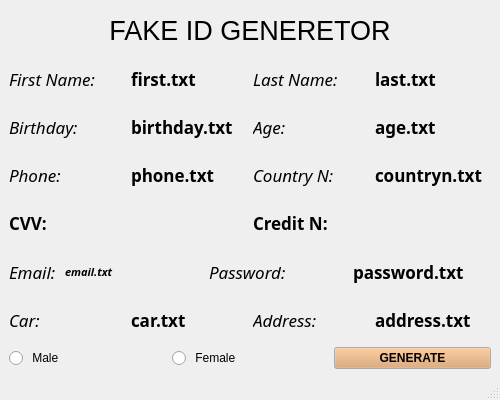
This is mainwindow.ui in Zeverotti/FIDG as Qt 5 draws it before an edit. The edited form follows.
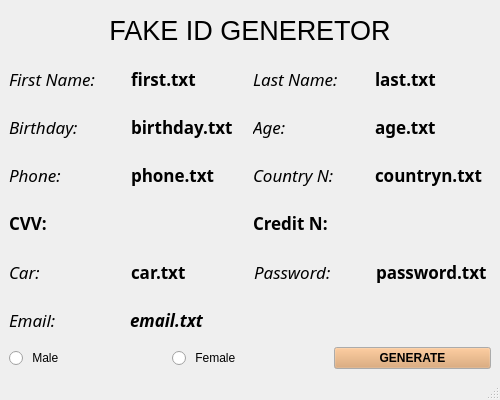
This is the edited form.

The edit to the form file:
```diff
--- a/mainwindow.ui
+++ b/mainwindow.ui
@@ -316,13 +316,7 @@
     <item>
      <layout class="QHBoxLayout" name="horizontalLayout_7">
       <item>
-       <widget class="QLabel" name="label_10">
-        <property name="maximumSize">
-         <size>
-          <width>50</width>
-          <height>16777215</height>
-         </size>
-        </property>
+       <widget class="QLabel" name="label_22">
         <property name="font">
          <font>
           <family>Manjari</family>
@@ -333,28 +327,33 @@
          </font>
         </property>
         <property name="text">
-         <string>Email:</string>
+         <string>Car:</string>
         </property>
        </widget>
       </item>
       <item>
-       <widget class="QLabel" name="label_20">
+       <widget class="QLabel" name="label_12">
         <property name="font">
          <font>
           <family>Manjari</family>
-          <pointsize>8</pointsize>
+          <pointsize>13</pointsize>
           <weight>75</weight>
-          <italic>true</italic>
           <bold>true</bold>
          </font>
         </property>
         <property name="text">
-         <string>email.txt</string>
+         <string>car.txt</string>
         </property>
        </widget>
       </item>
       <item>
        <widget class="QLabel" name="label_11">
+        <property name="maximumSize">
+         <size>
+          <width>117</width>
+          <height>16777215</height>
+         </size>
+        </property>
         <property name="font">
          <font>
           <family>Manjari</family>
@@ -371,6 +370,12 @@
       </item>
       <item>
        <widget class="QLabel" name="label_21">
+        <property name="maximumSize">
+         <size>
+          <width>115</width>
+          <height>16777215</height>
+         </size>
+        </property>
         <property name="font">
          <font>
           <family>Manjari</family>
@@ -389,64 +394,40 @@
     <item>
      <layout class="QHBoxLayout" name="horizontalLayout_8">
       <item>
-       <widget class="QLabel" name="label_22">
-        <property name="font">
-         <font>
-          <family>Manjari</family>
-          <pointsize>13</pointsize>
-          <weight>50</weight>
-          <italic>true</italic>
-          <bold>false</bold>
-         </font>
+       <widget class="QLabel" name="label_10">
+        <property name="maximumSize">
+         <size>
+          <width>115</width>
+          <height>16777215</height>
+         </size>
         </property>
-        <property name="text">
-         <string>Car:</string>
-        </property>
-       </widget>
-      </item>
-      <item>
-       <widget class="QLabel" name="label_12">
         <property name="font">
          <font>
           <family>Manjari</family>
           <pointsize>13</pointsize>
-          <weight>75</weight>
-          <bold>true</bold>
-         </font>
-        </property>
-        <property name="text">
-         <string>car.txt</string>
-        </property>
-       </widget>
-      </item>
-      <item>
-       <widget class="QLabel" name="label_13">
-        <property name="font">
-         <font>
-          <family>Manjari</family>
-          <pointsize>13</pointsize>
           <weight>50</weight>
           <italic>true</italic>
           <bold>false</bold>
          </font>
         </property>
         <property name="text">
-         <string>Address:</string>
+         <string>Email:</string>
         </property>
        </widget>
       </item>
       <item>
-       <widget class="QLabel" name="label_23">
+       <widget class="QLabel" name="label_20">
         <property name="font">
          <font>
           <family>Manjari</family>
           <pointsize>13</pointsize>
           <weight>75</weight>
+          <italic>true</italic>
           <bold>true</bold>
          </font>
         </property>
         <property name="text">
-         <string>address.txt</string>
+         <string>email.txt</string>
         </property>
        </widget>
       </item>
```
Left out of the diff: 2 changed lines with no effect on the pictures.
